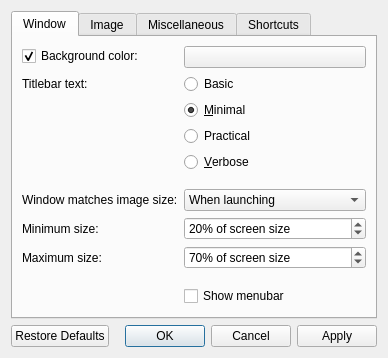
Before: the Qt Designer form src/qvoptionsdialog.ui in jurplel/qView, drawn with Qt 5.
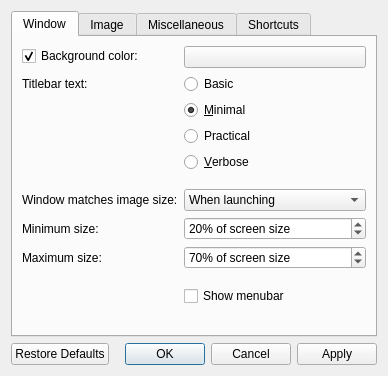
After: the same form once the commit is applied. The open tabs and pages were chosen to show the change.

```diff
--- a/src/qvoptionsdialog.ui
+++ b/src/qvoptionsdialog.ui
@@ -10,7 +10,7 @@
     <x>0</x>
     <y>0</y>
     <width>388</width>
-    <height>358</height>
+    <height>376</height>
    </rect>
   </property>
   <property name="windowTitle">
```
Left out of the diff: 32 changed lines with no effect on the pictures.
